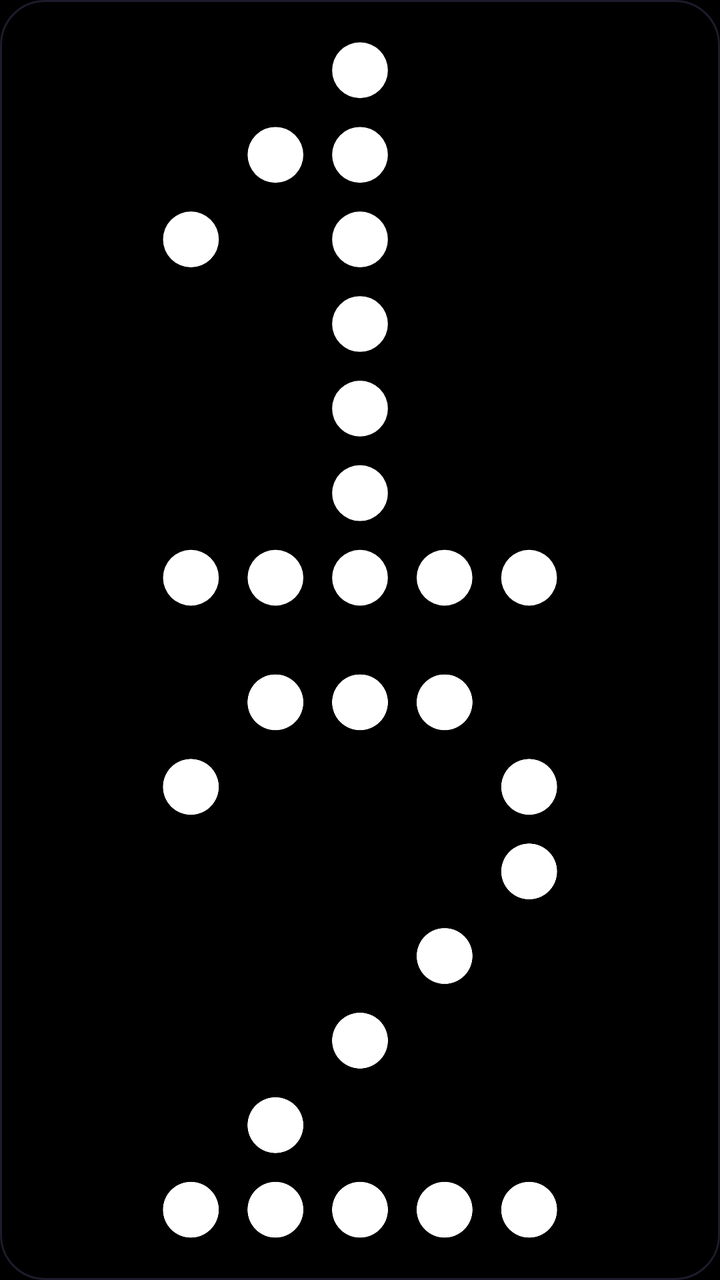
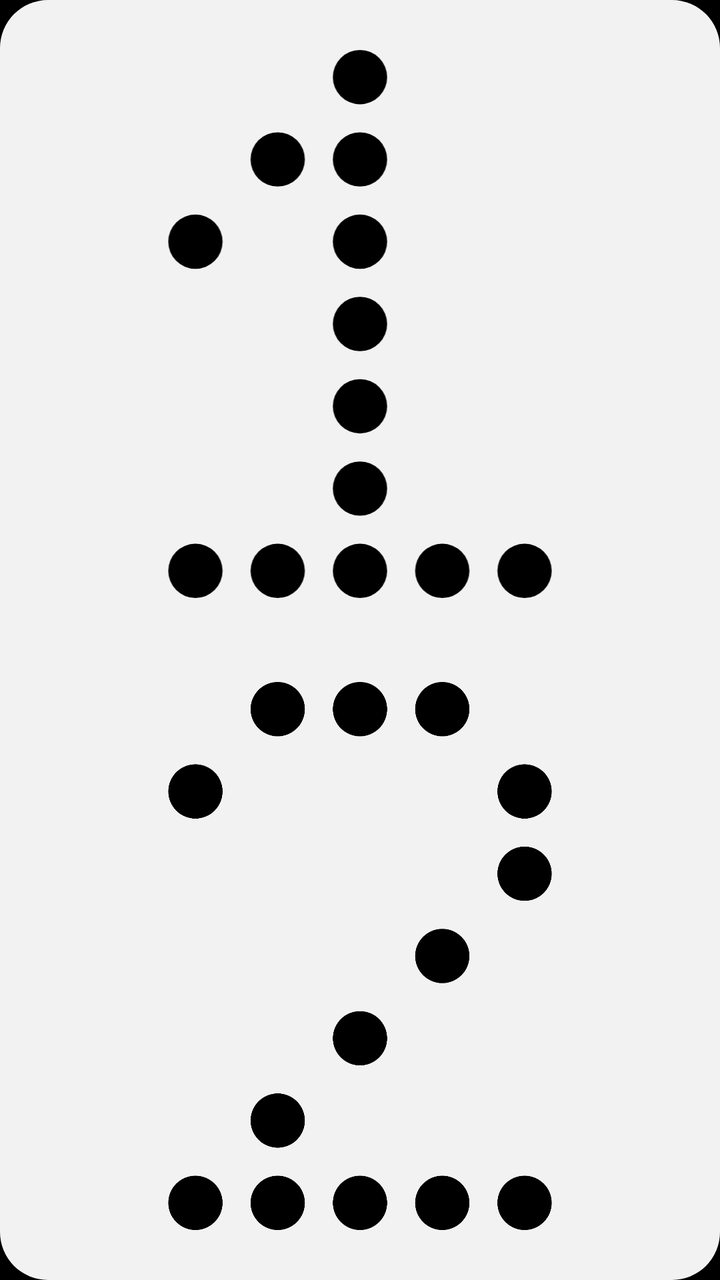

Screens rendered from an Android XML layout before and after an edit, with the pre-edit source and the edit as a unified diff.
<!-- AndroidManifest.xml: application theme Theme.Doppler -->
<!-- res/layout/widget_tall.xml -->
<?xml version="1.0" encoding="utf-8"?>
<LinearLayout xmlns:android="http://schemas.android.com/apk/res/android"
    android:id="@+id/root"
    android:layout_width="match_parent"
    android:layout_height="match_parent"
    android:orientation="vertical"
    android:padding="4dp"
    android:background="@drawable/widget_bg">
    <FrameLayout
        android:id="@+id/slot1"
        android:layout_width="match_parent"
        android:layout_height="0dp"
        android:layout_weight="1"
        android:background="@drawable/widget_press"
        android:contentDescription="Play playlist 1">
        <ImageView
            android:id="@+id/ring1"
            android:layout_width="match_parent"
            android:layout_height="match_parent"
            android:scaleType="fitCenter"
            android:src="@drawable/ring_1"
            android:visibility="invisible"
            android:importantForAccessibility="no" />
        <ImageView
            android:id="@+id/glyph1"
            android:layout_width="match_parent"
            android:layout_height="match_parent"
            android:layout_margin="10dp"
            android:scaleType="fitCenter"
            android:src="@drawable/glyph_1"
            android:importantForAccessibility="no" />
    </FrameLayout>
    <FrameLayout
        android:id="@+id/slot2"
        android:layout_width="match_parent"
        android:layout_height="0dp"
        android:layout_weight="1"
        android:background="@drawable/widget_press"
        android:contentDescription="Play playlist 2">
        <ImageView
            android:id="@+id/ring2"
            android:layout_width="match_parent"
            android:layout_height="match_parent"
            android:scaleType="fitCenter"
            android:src="@drawable/ring_2"
            android:visibility="invisible"
            android:importantForAccessibility="no" />
        <ImageView
            android:id="@+id/glyph2"
            android:layout_width="match_parent"
            android:layout_height="match_parent"
            android:layout_margin="10dp"
            android:scaleType="fitCenter"
            android:src="@drawable/glyph_2"
            android:importantForAccessibility="no" />
    </FrameLayout>
</LinearLayout>
<!-- resources referenced by this layout -->
<resources>
  <!-- drawable glyph_1 (drawable) -->
  <?xml version="1.0" encoding="utf-8"?>
  <vector xmlns:android="http://schemas.android.com/apk/res/android"
      android:width="25.0dp" android:height="35.0dp"
      android:viewportWidth="50" android:viewportHeight="70">
      <path android:fillColor="#FFFFFFFF" android:pathData="M21.70,5.00a3.30,3.30 0 1,0 6.60,0a3.30,3.30 0 1,0 -6.60,0M11.70,15.00a3.30,3.30 0 1,0 6.60,0a3.30,3.30 0 1,0 -6.60,0M21.70,15.00a3.30,3.30 0 1,0 6.60,0a3.30,3.30 0 1,0 -6.60,0M1.70,25.00a3.30,3.30 0 1,0 6.60,0a3.30,3.30 0 1,0 -6.60,0M21.70,25.00a3.30,3.30 0 1,0 6.60,0a3.30,3.30 0 1,0 -6.60,0M21.70,35.00a3.30,3.30 0 1,0 6.60,0a3.30,3.30 0 1,0 -6.60,0M21.70,45.00a3.30,3.30 0 1,0 6.60,0a3.30,3.30 0 1,0 -6.60,0M21.70,55.00a3.30,3.30 0 1,0 6.60,0a3.30,3.30 0 1,0 -6.60,0M1.70,65.00a3.30,3.30 0 1,0 6.60,0a3.30,3.30 0 1,0 -6.60,0M11.70,65.00a3.30,3.30 0 1,0 6.60,0a3.30,3.30 0 1,0 -6.60,0M21.70,65.00a3.30,3.30 0 1,0 6.60,0a3.30,3.30 0 1,0 -6.60,0M31.70,65.00a3.30,3.30 0 1,0 6.60,0a3.30,3.30 0 1,0 -6.60,0M41.70,65.00a3.30,3.30 0 1,0 6.60,0a3.30,3.30 0 1,0 -6.60,0" />
  </vector>
  <!-- drawable ring_1 (drawable) -->
  <?xml version="1.0" encoding="utf-8"?>
  <vector xmlns:android="http://schemas.android.com/apk/res/android"
      android:width="100dp" android:height="100dp" android:viewportWidth="100" android:viewportHeight="100">
      <path android:strokeColor="#8CFF5A3C" android:strokeWidth="1.4" android:pathData="M40.0,50a10,10 0 1,0 20,0a10,10 0 1,0 -20,0" />
      <path android:strokeColor="#70FF5A3C" android:strokeWidth="1.4" android:pathData="M29.8,50a17,17 0 1,0 34,0a17,17 0 1,0 -34,0" />
      <path android:strokeColor="#54FF5A3C" android:strokeWidth="1.4" android:pathData="M19.6,50a24,24 0 1,0 48,0a24,24 0 1,0 -48,0" />
      <path android:strokeColor="#38FF5A3C" android:strokeWidth="1.4" android:pathData="M9.4,50a31,31 0 1,0 62,0a31,31 0 1,0 -62,0" />
  </vector>
  <!-- drawable ring_2 (drawable) -->
  <?xml version="1.0" encoding="utf-8"?>
  <vector xmlns:android="http://schemas.android.com/apk/res/android"
      android:width="100dp" android:height="100dp" android:viewportWidth="100" android:viewportHeight="100">
      <path android:strokeColor="#8C5B8CFF" android:strokeWidth="1.4" android:pathData="M40.0,50a10,10 0 1,0 20,0a10,10 0 1,0 -20,0" />
      <path android:strokeColor="#705B8CFF" android:strokeWidth="1.4" android:pathData="M36.2,50a17,17 0 1,0 34,0a17,17 0 1,0 -34,0" />
      <path android:strokeColor="#545B8CFF" android:strokeWidth="1.4" android:pathData="M32.4,50a24,24 0 1,0 48,0a24,24 0 1,0 -48,0" />
      <path android:strokeColor="#385B8CFF" android:strokeWidth="1.4" android:pathData="M28.6,50a31,31 0 1,0 62,0a31,31 0 1,0 -62,0" />
  </vector>
  <!-- drawable widget_bg (drawable) -->
  <?xml version="1.0" encoding="utf-8"?>
  <shape xmlns:android="http://schemas.android.com/apk/res/android" android:shape="rectangle">
      <solid android:color="#FF000000" />
      <corners android:radius="22dp" />
      <stroke android:width="1dp" android:color="#FF1E1B2B" />
  </shape>
  <!-- drawable widget_press (drawable) -->
  <?xml version="1.0" encoding="utf-8"?>
  <selector xmlns:android="http://schemas.android.com/apk/res/android">
      <item android:state_pressed="true"><shape android:shape="rectangle"><solid android:color="#22B9B4D6" /><corners android:radius="18dp" /></shape></item>
      <item><shape android:shape="rectangle"><solid android:color="#00000000" /></shape></item>
  </selector>
  <style name="Theme.Doppler" parent="android:Theme.Material.NoActionBar">
          <item name="android:windowBackground">@android:color/black</item>
          <item name="android:statusBarColor">@android:color/transparent</item>
          <item name="android:navigationBarColor">@android:color/transparent</item>
          <item name="android:windowLightStatusBar">false</item>
      </style>
  <!-- unchanged entries left out for length: 1 -->
</resources>

<!-- the commit's change to res/layout/widget_tall.xml (unified diff, before → after) -->
@@ -1,57 +1,52 @@
 <?xml version="1.0" encoding="utf-8"?>
-<LinearLayout xmlns:android="http://schemas.android.com/apk/res/android"
-    android:id="@+id/root"
+<FrameLayout xmlns:android="http://schemas.android.com/apk/res/android"
+    android:id="@android:id/background"
     android:layout_width="match_parent"
     android:layout_height="match_parent"
-    android:orientation="vertical"
-    android:padding="4dp"
     android:background="@drawable/widget_bg">
-    <FrameLayout
-        android:id="@+id/slot1"
-        android:layout_width="match_parent"
-        android:layout_height="0dp"
-        android:layout_weight="1"
-        android:background="@drawable/widget_press"
-        android:contentDescription="Play playlist 1">
-        <ImageView
-            android:id="@+id/ring1"
-            android:layout_width="match_parent"
-            android:layout_height="match_parent"
-            android:scaleType="fitCenter"
-            android:src="@drawable/ring_1"
-            android:visibility="invisible"
+    <LinearLayout android:id="@+id/idle" android:layout_width="match_parent" android:layout_height="match_parent"
+        android:orientation="vertical" android:padding="4dp">
+        <FrameLayout android:id="@+id/slot1" android:layout_width="match_parent" android:layout_height="0dp" android:layout_weight="1"
+            android:background="@drawable/widget_press" android:contentDescription="Play 1">
+            <ImageView android:id="@+id/glyph1" android:layout_width="match_parent" android:layout_height="match_parent" android:layout_margin="14dp"
+            android:scaleType="fitCenter" android:src="@drawable/glyph_1" android:tint="@color/widget_fg"
             android:importantForAccessibility="no" />
-        <ImageView
-            android:id="@+id/glyph1"
-            android:layout_width="match_parent"
-            android:layout_height="match_parent"
-            android:layout_margin="10dp"
-            android:scaleType="fitCenter"
-            android:src="@drawable/glyph_1"
+        </FrameLayout>
+        <FrameLayout android:id="@+id/slot2" android:layout_width="match_parent" android:layout_height="0dp" android:layout_weight="1"
+            android:background="@drawable/widget_press" android:contentDescription="Play 2">
+            <ImageView android:id="@+id/glyph2" android:layout_width="match_parent" android:layout_height="match_parent" android:layout_margin="14dp"
+            android:scaleType="fitCenter" android:src="@drawable/glyph_2" android:tint="@color/widget_fg"
             android:importantForAccessibility="no" />
+        </FrameLayout>
+    </LinearLayout>
+    <FrameLayout android:id="@+id/live" android:layout_width="match_parent" android:layout_height="match_parent" android:visibility="gone">
+        <LinearLayout android:layout_width="match_parent" android:layout_height="match_parent" android:orientation="vertical" android:padding="9dp">
+            <ImageView android:id="@+id/cover" android:layout_width="57dp" android:layout_height="57dp" android:layout_gravity="center_horizontal"
+                android:scaleType="centerCrop" android:src="@drawable/widget_cover" android:importantForAccessibility="no" />
+            <LinearLayout android:layout_width="match_parent" android:layout_height="wrap_content"
+                android:layout_marginTop="8dp" android:orientation="vertical">
+                <TextView android:id="@+id/title" android:layout_width="match_parent" android:layout_height="wrap_content"
+                    android:textSize="12sp" android:textColor="@color/widget_fg" android:fontFamily="@font/space_grotesk"
+                    android:maxLines="3" android:ellipsize="end" android:lineSpacingMultiplier="0.95" />
+                <TextView android:id="@+id/artist" android:layout_width="match_parent" android:layout_height="wrap_content"
+                    android:layout_marginTop="2dp" android:layout_marginEnd="22dp"
+                    android:textSize="11sp" android:textColor="@color/widget_dim" android:fontFamily="@font/space_grotesk"
+                    android:maxLines="1" android:ellipsize="end" />
+            </LinearLayout>
+        </LinearLayout>
+        <LinearLayout android:layout_width="match_parent" android:layout_height="match_parent" android:orientation="horizontal">
+            <FrameLayout android:id="@+id/prev" android:layout_width="0dp" android:layout_height="match_parent" android:layout_weight="1"
+                android:background="@drawable/widget_press" android:contentDescription="Back" />
+            <FrameLayout android:id="@+id/pause" android:layout_width="0dp" android:layout_height="match_parent" android:layout_weight="1"
+                android:background="@drawable/widget_press" android:contentDescription="Pause" />
+            <FrameLayout android:id="@+id/next" android:layout_width="0dp" android:layout_height="match_parent" android:layout_weight="1"
+                android:background="@drawable/widget_press" android:contentDescription="Skip" />
+        </LinearLayout>
+        <FrameLayout android:id="@+id/open" android:layout_width="40dp" android:layout_height="40dp" android:layout_gravity="bottom|end"
+            android:background="@drawable/widget_press" android:contentDescription="Open playlist">
+            <ImageView android:id="@+id/lit" android:layout_width="9dp" android:layout_height="13dp" android:layout_gravity="center"
+                android:scaleType="fitCenter" android:src="@drawable/glyph_1" android:tint="@color/nothing_red"
+                android:importantForAccessibility="no" />
+        </FrameLayout>
     </FrameLayout>
-    <FrameLayout
-        android:id="@+id/slot2"
-        android:layout_width="match_parent"
-        android:layout_height="0dp"
-        android:layout_weight="1"
-        android:background="@drawable/widget_press"
-        android:contentDescription="Play playlist 2">
-        <ImageView
-            android:id="@+id/ring2"
-            android:layout_width="match_parent"
-            android:layout_height="match_parent"
-            android:scaleType="fitCenter"
-            android:src="@drawable/ring_2"
-            android:visibility="invisible"
-            android:importantForAccessibility="no" />
-        <ImageView
-            android:id="@+id/glyph2"
-            android:layout_width="match_parent"
-            android:layout_height="match_parent"
-            android:layout_margin="10dp"
-            android:scaleType="fitCenter"
-            android:src="@drawable/glyph_2"
-            android:importantForAccessibility="no" />
-    </FrameLayout>
-</LinearLayout>
+</FrameLayout>
<!-- resource entries referenced after the edit -->
@@ -1,5 +1,8 @@
 <!-- resources referenced by this layout -->
 <resources>
+  <color name="nothing_red">#FFD71921</color>
+  <color name="widget_dim">#8C000000</color>
+  <color name="widget_fg">#FF000000</color>
   <!-- drawable glyph_1 (drawable) -->
   <?xml version="1.0" encoding="utf-8"?>
   <vector xmlns:android="http://schemas.android.com/apk/res/android"
@@ -7,35 +10,22 @@
       android:viewportWidth="50" android:viewportHeight="70">
       <path android:fillColor="#FFFFFFFF" android:pathData="M21.70,5.00a3.30,3.30 0 1,0 6.60,0a3.30,3.30 0 1,0 -6.60,0M11.70,15.00a3.30,3.30 0 1,0 6.60,0a3.30,3.30 0 1,0 -6.60,0M21.70,15.00a3.30,3.30 0 1,0 6.60,0a3.30,3.30 0 1,0 -6.60,0M1.70,25.00a3.30,3.30 0 1,0 6.60,0a3.30,3.30 0 1,0 -6.60,0M21.70,25.00a3.30,3.30 0 1,0 6.60,0a3.30,3.30 0 1,0 -6.60,0M21.70,35.00a3.30,3.30 0 1,0 6.60,0a3.30,3.30 0 1,0 -6.60,0M21.70,45.00a3.30,3.30 0 1,0 6.60,0a3.30,3.30 0 1,0 -6.60,0M21.70,55.00a3.30,3.30 0 1,0 6.60,0a3.30,3.30 0 1,0 -6.60,0M1.70,65.00a3.30,3.30 0 1,0 6.60,0a3.30,3.30 0 1,0 -6.60,0M11.70,65.00a3.30,3.30 0 1,0 6.60,0a3.30,3.30 0 1,0 -6.60,0M21.70,65.00a3.30,3.30 0 1,0 6.60,0a3.30,3.30 0 1,0 -6.60,0M31.70,65.00a3.30,3.30 0 1,0 6.60,0a3.30,3.30 0 1,0 -6.60,0M41.70,65.00a3.30,3.30 0 1,0 6.60,0a3.30,3.30 0 1,0 -6.60,0" />
   </vector>
-  <!-- drawable ring_1 (drawable) -->
-  <?xml version="1.0" encoding="utf-8"?>
-  <vector xmlns:android="http://schemas.android.com/apk/res/android"
-      android:width="100dp" android:height="100dp" android:viewportWidth="100" android:viewportHeight="100">
-      <path android:strokeColor="#8CFF5A3C" android:strokeWidth="1.4" android:pathData="M40.0,50a10,10 0 1,0 20,0a10,10 0 1,0 -20,0" />
-      <path android:strokeColor="#70FF5A3C" android:strokeWidth="1.4" android:pathData="M29.8,50a17,17 0 1,0 34,0a17,17 0 1,0 -34,0" />
-      <path android:strokeColor="#54FF5A3C" android:strokeWidth="1.4" android:pathData="M19.6,50a24,24 0 1,0 48,0a24,24 0 1,0 -48,0" />
-      <path android:strokeColor="#38FF5A3C" android:strokeWidth="1.4" android:pathData="M9.4,50a31,31 0 1,0 62,0a31,31 0 1,0 -62,0" />
-  </vector>
-  <!-- drawable ring_2 (drawable) -->
-  <?xml version="1.0" encoding="utf-8"?>
-  <vector xmlns:android="http://schemas.android.com/apk/res/android"
-      android:width="100dp" android:height="100dp" android:viewportWidth="100" android:viewportHeight="100">
-      <path android:strokeColor="#8C5B8CFF" android:strokeWidth="1.4" android:pathData="M40.0,50a10,10 0 1,0 20,0a10,10 0 1,0 -20,0" />
-      <path android:strokeColor="#705B8CFF" android:strokeWidth="1.4" android:pathData="M36.2,50a17,17 0 1,0 34,0a17,17 0 1,0 -34,0" />
-      <path android:strokeColor="#545B8CFF" android:strokeWidth="1.4" android:pathData="M32.4,50a24,24 0 1,0 48,0a24,24 0 1,0 -48,0" />
-      <path android:strokeColor="#385B8CFF" android:strokeWidth="1.4" android:pathData="M28.6,50a31,31 0 1,0 62,0a31,31 0 1,0 -62,0" />
-  </vector>
   <!-- drawable widget_bg (drawable) -->
   <?xml version="1.0" encoding="utf-8"?>
   <shape xmlns:android="http://schemas.android.com/apk/res/android" android:shape="rectangle">
-      <solid android:color="#FF000000" />
-      <corners android:radius="22dp" />
-      <stroke android:width="1dp" android:color="#FF1E1B2B" />
+      <solid android:color="@color/widget_bg" />
+      <corners android:radius="24dp" />
+  </shape>
+  <!-- drawable widget_cover (drawable) -->
+  <?xml version="1.0" encoding="utf-8"?>
+  <shape xmlns:android="http://schemas.android.com/apk/res/android" android:shape="rectangle">
+      <solid android:color="@color/widget_well" />
+      <corners android:radius="14dp" />
   </shape>
   <!-- drawable widget_press (drawable) -->
   <?xml version="1.0" encoding="utf-8"?>
   <selector xmlns:android="http://schemas.android.com/apk/res/android">
-      <item android:state_pressed="true"><shape android:shape="rectangle"><solid android:color="#22B9B4D6" /><corners android:radius="18dp" /></shape></item>
+      <item android:state_pressed="true"><shape android:shape="rectangle"><solid android:color="@color/widget_press" /><corners android:radius="20dp" /></shape></item>
       <item><shape android:shape="rectangle"><solid android:color="#00000000" /></shape></item>
   </selector>
   <style name="Theme.Doppler" parent="android:Theme.Material.NoActionBar">
@@ -44,6 +34,9 @@
           <item name="android:navigationBarColor">@android:color/transparent</item>
           <item name="android:windowLightStatusBar">false</item>
       </style>
+  <color name="widget_bg">#FFF2F2F2</color>
+  <color name="widget_well">#FFE3E3E3</color>
+  <color name="widget_press">#14000000</color>
   <!-- unchanged entries left out for length: 1 -->
 </resources>
 
